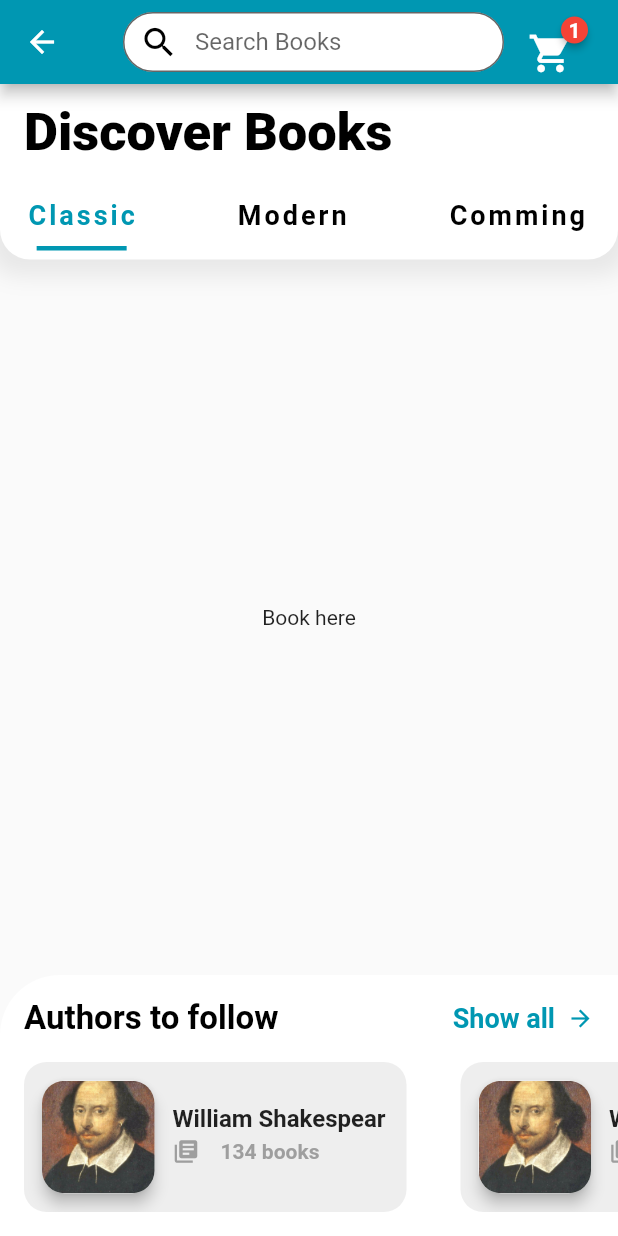
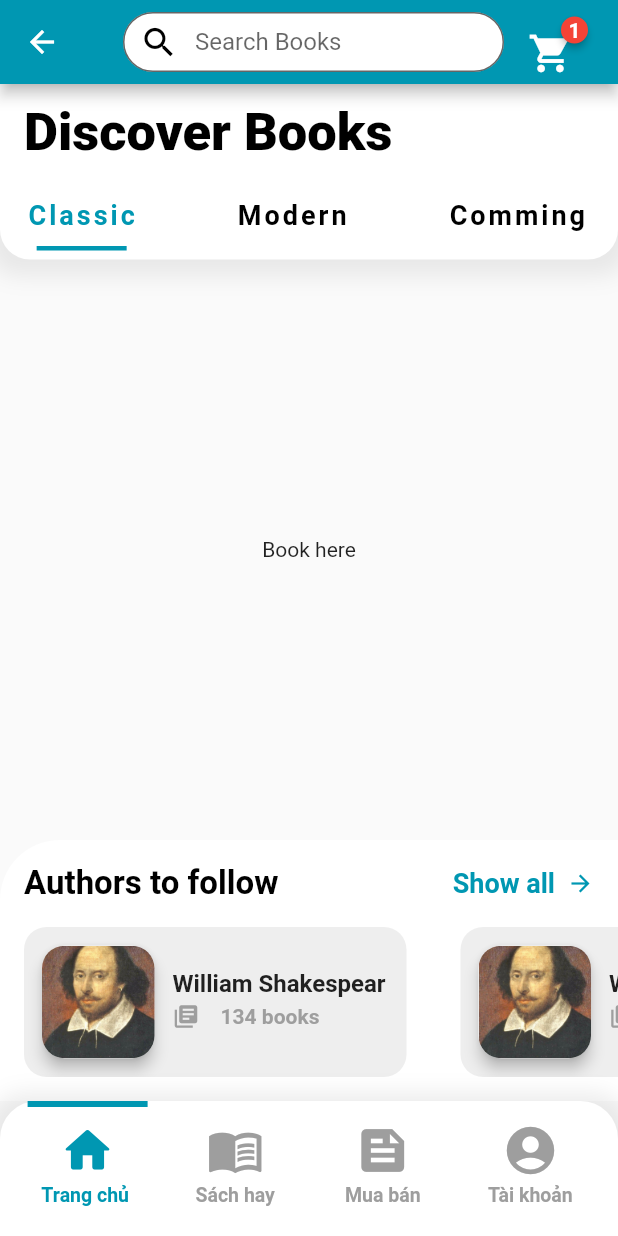
Before and after one commit to TKhawns/Bookstore_Mobile, a Flutter app: the HomePage screen opened by its route, on a phone screen of 412 x 824 dp. Run offline on Flutter 3.47's test engine with Material 2 defaults, Android fonts, the light colour scheme and no system bars; drawn by our look-alikes of badges; our stand-ins replace device_preview.

Commit message:
update home screen, add navigation Bar

```diff
--- a/lib/module/home/home_page.dart
+++ b/lib/module/home/home_page.dart
@@ -1,8 +1,10 @@
 import 'dart:ui';
 
 import 'package:bookstore_mobile/widget/author_list.dart';
+import 'package:bookstore_mobile/widget/navigator_item.dart';
 import 'package:flutter/material.dart';
 import 'package:badges/badges.dart' as badges;
+import 'package:flutter/rendering.dart';
 
 import '../../widget/filter_widget.dart';
 
@@ -20,12 +22,15 @@ class _HomePageState extends State<HomePage> {
   Filter selectedFilter = Filter("");
 
   List<Author> authors = getAuthorList();
+  List<NavigationItem> navigationItems = getNavigationItemList();
+  NavigationItem selectedItem = NavigationItem(Icons.book, "");
 
   @override
   void initState() {
     super.initState();
     setState(() {
       selectedFilter = filters[0];
+      selectedItem = navigationItems[0];
     });
   }
 
@@ -190,6 +195,28 @@ class _HomePageState extends State<HomePage> {
           ),
         ],
       ),
+      bottomNavigationBar: Container(
+        height: 90,
+        decoration: BoxDecoration(
+          color: Colors.white,
+          borderRadius: BorderRadius.only(
+            topLeft: Radius.circular(25),
+            topRight: Radius.circular(25),
+          ),
+          boxShadow: [
+            BoxShadow(
+              color: Colors.grey.withOpacity(0.2),
+              spreadRadius: 8,
+              blurRadius: 12,
+              offset: Offset(0, 3),
+            ),
+          ],
+        ),
+        child: Row(
+          mainAxisAlignment: MainAxisAlignment.spaceEvenly,
+          children: buildNavigationItems(),
+        ),
+      ),
     );
   }
 
@@ -317,4 +344,65 @@ class _HomePageState extends State<HomePage> {
       ),
     );
   }
+
+  List<Widget> buildNavigationItems() {
+    List<Widget> list = [];
+    for (var i = 0; i < navigationItems.length; i++) {
+      list.add(buildNavigationItem(navigationItems[i]));
+    }
+    return list;
+  }
+
+  Widget buildNavigationItem(NavigationItem item) {
+    return GestureDetector(
+      onTap: () {
+        setState(() {
+          selectedItem = item;
+        });
+      },
+      child: Container(
+        width: 80,
+        child: Column(
+          mainAxisAlignment: MainAxisAlignment.center,
+          children: [
+            Container(
+              //padding: EdgeInsets.only(bottom: 50),
+              width: 200,
+              height: 4,
+              color: selectedItem == item
+                  ? Color.fromARGB(255, 0, 151, 178)
+                  : Colors.transparent,
+            ),
+            Container(
+              padding: EdgeInsets.only(top: 10, bottom: 20),
+              child: Column(
+                children: [
+                  Icon(
+                    item.iconData,
+                    color: selectedItem == item
+                        ? Color.fromARGB(255, 0, 151, 178)
+                        : Colors.grey,
+                    size: 38,
+                  ),
+                  Container(
+                    padding: EdgeInsets.only(top: 3),
+                    child: Text(
+                      item.title,
+                      style: TextStyle(
+                        fontSize: 13,
+                        fontWeight: FontWeight.bold,
+                        color: selectedItem == item
+                            ? Color.fromARGB(255, 0, 151, 178)
+                            : Colors.grey,
+                      ),
+                    ),
+                  ),
+                ],
+              ),
+            ),
+          ],
+        ),
+      ),
+    );
+  }
 }
--- /dev/null
+++ b/lib/widget/navigator_item.dart
@@ -0,0 +1,16 @@
+import 'package:flutter/material.dart';
+
+class NavigationItem {
+  final String title;
+  final IconData iconData;
+  NavigationItem(this.iconData, this.title);
+}
+
+List<NavigationItem> getNavigationItemList() {
+  return <NavigationItem>[
+    NavigationItem(Icons.home_rounded, "Trang chủ "),
+    NavigationItem(Icons.menu_book, "Sách hay"),
+    NavigationItem(Icons.feed, "Mua bán"),
+    NavigationItem(Icons.account_circle_rounded, "Tài khoản"),
+  ];
+}
```
